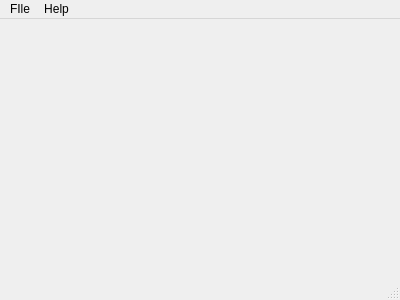
The window that ui/passerine.ui (BojanV03/RS14-passerine) describes before a commit, drawn with Qt 5.
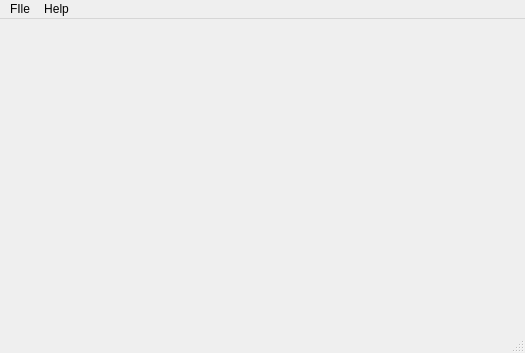
The same window after the commit.

Diff of the .ui file:
```diff
--- a/ui/passerine.ui
+++ b/ui/passerine.ui
@@ -6,20 +6,24 @@
    <rect>
     <x>0</x>
     <y>0</y>
-    <width>400</width>
-    <height>300</height>
+    <width>525</width>
+    <height>353</height>
    </rect>
   </property>
   <property name="windowTitle">
    <string>Passerine</string>
   </property>
-  <widget class="QWidget" name="centralWidget"/>
+  <widget class="QWidget" name="centralWidget">
+   <property name="autoFillBackground">
+    <bool>false</bool>
+   </property>
+  </widget>
   <widget class="QMenuBar" name="menuBar">
    <property name="geometry">
     <rect>
      <x>0</x>
      <y>0</y>
-     <width>400</width>
+     <width>525</width>
      <height>19</height>
     </rect>
    </property>
```
